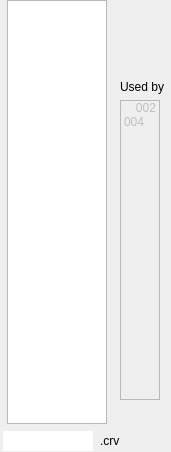
Old version of the form tools/video_editor/ui/ui_widget_curves_selection.ui in the repository JepEtau/mco.
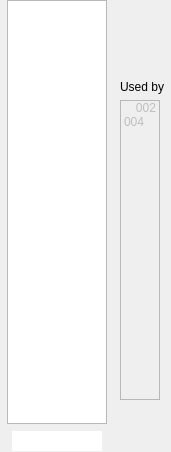
New version of the form. Icons and pictures are not drawn.

What changed in the file:
```diff
--- a/tools/video_editor/ui/ui_widget_curves_selection.ui
+++ b/tools/video_editor/ui/ui_widget_curves_selection.ui
@@ -217,19 +217,6 @@
          </property>
         </widget>
        </item>
-       <item>
-        <widget class="QLabel" name="label">
-         <property name="sizePolicy">
-          <sizepolicy hsizetype="Maximum" vsizetype="Preferred">
-           <horstretch>0</horstretch>
-           <verstretch>0</verstretch>
-          </sizepolicy>
-         </property>
-         <property name="text">
-          <string>.crv</string>
-         </property>
-        </widget>
-       </item>
        <item>
         <widget class="QPushButton" name="pushButton_save_rgb_curves">
          <property name="sizePolicy">
```
